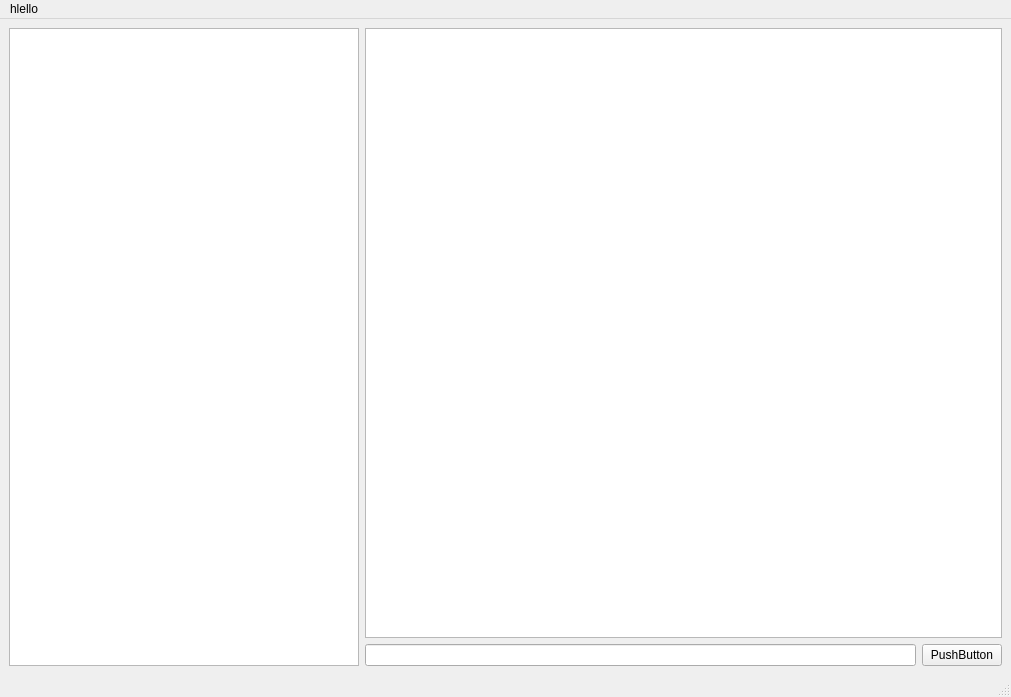
Before: the Qt Designer form ui/windows/main_window.ui in AmNotAGoose/notepasser, drawn with Qt 5.
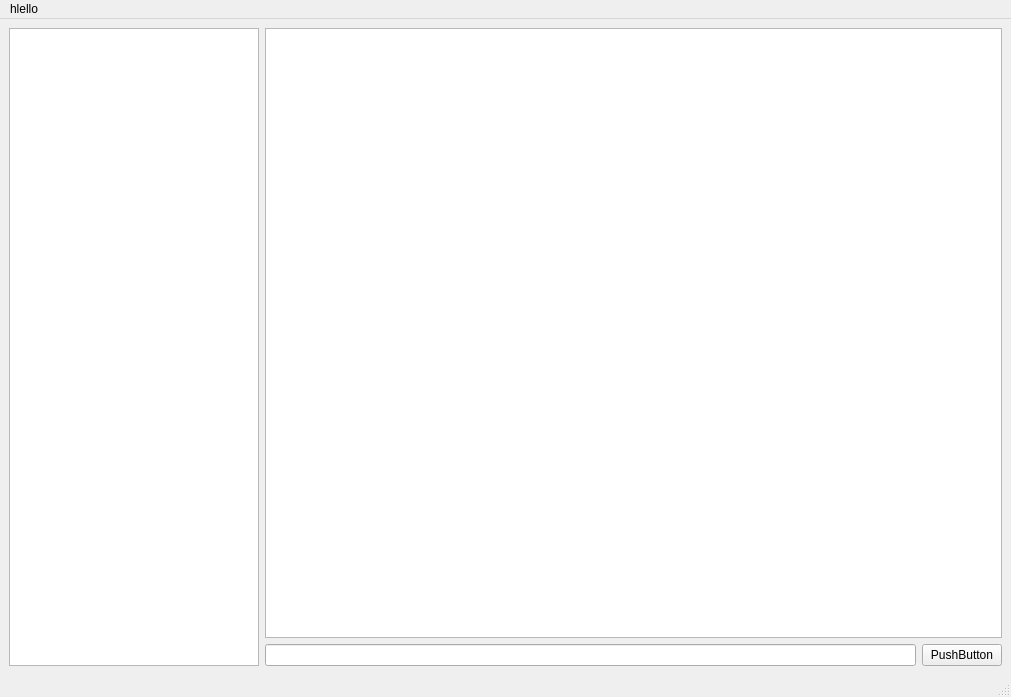
After: the same form once the commit is applied.

```diff
--- a/ui/windows/main_window.ui
+++ b/ui/windows/main_window.ui
@@ -18,10 +18,16 @@
     <item>
      <layout class="QHBoxLayout" name="horizontalLayout">
       <item>
-       <widget class="QListView" name="users">
+       <widget class="QListView" name="usersList">
+        <property name="minimumSize">
+         <size>
+          <width>250</width>
+          <height>0</height>
+         </size>
+        </property>
         <property name="maximumSize">
          <size>
-          <width>350</width>
+          <width>250</width>
           <height>16777215</height>
          </size>
         </property>
@@ -29,8 +35,18 @@
       </item>
       <item>
        <layout class="QVBoxLayout" name="verticalLayout">
+        <property name="sizeConstraint">
+         <enum>QLayout::SizeConstraint::SetDefaultConstraint</enum>
+        </property>
         <item>
-         <widget class="QListView" name="listView_2"/>
+         <widget class="QListView" name="messagesListView">
+          <property name="minimumSize">
+           <size>
+            <width>350</width>
+            <height>0</height>
+           </size>
+          </property>
+         </widget>
         </item>
         <item>
          <layout class="QHBoxLayout" name="horizontalLayout_3">
```
Left out of the diff: 4 changed lines with no effect on the pictures.
